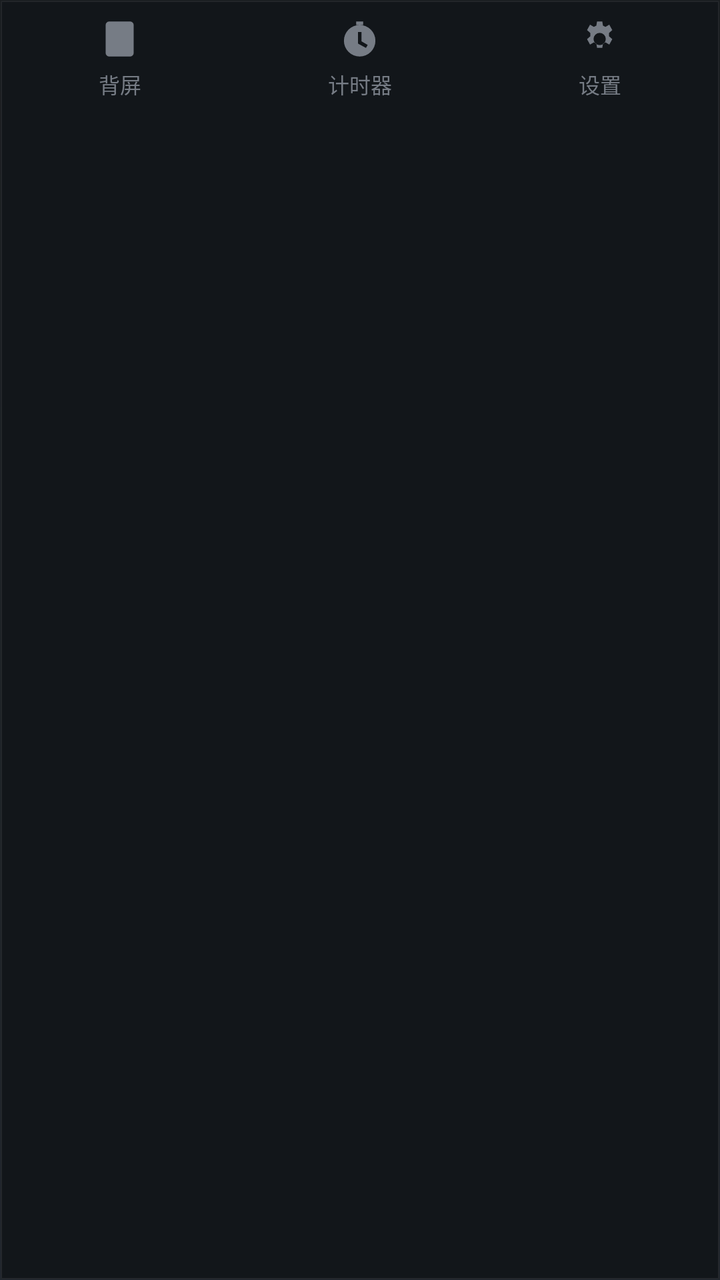
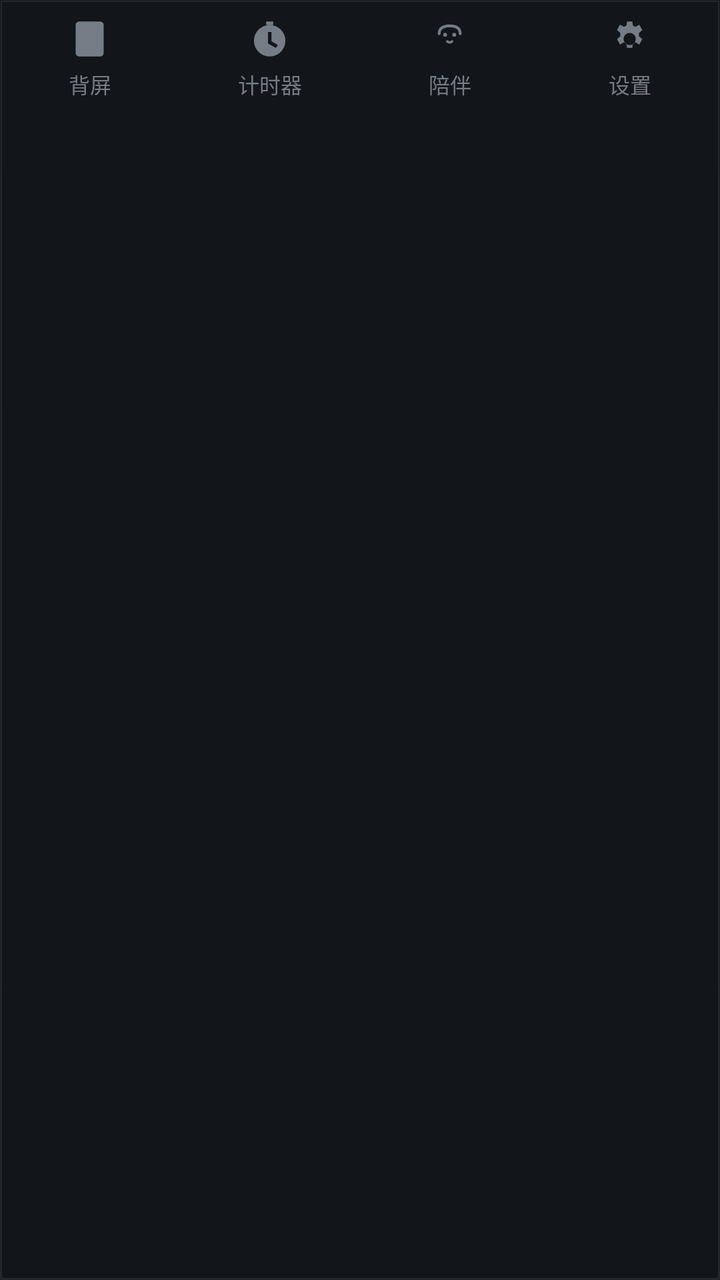

Before-and-after screenshots of an Android layout around one commit, followed by the original layout XML and the change that was made.
<!-- AndroidManifest.xml: application theme Theme.BackScreenGame -->
<!-- res/layout/view_bottom_nav.xml -->
<?xml version="1.0" encoding="utf-8"?>
<LinearLayout xmlns:android="http://schemas.android.com/apk/res/android"
    android:layout_width="match_parent"
    android:layout_height="wrap_content"
    android:orientation="horizontal"
    android:background="@drawable/bg_nav"
    android:minHeight="64dp"
    android:paddingTop="9dp"
    android:paddingBottom="22dp">

    <LinearLayout
        android:id="@+id/nav_back"
        android:layout_width="0dp"
        android:layout_height="wrap_content"
        android:layout_weight="1"
        android:orientation="vertical"
        android:gravity="center"
        android:clickable="true" android:focusable="true">

        <ImageView
            android:id="@+id/nav_back_icon"
            android:layout_width="21dp"
            android:layout_height="21dp"
            android:src="@drawable/ic_nav_screen"
            android:tint="@color/ink4"
            android:contentDescription="背屏" />
        <TextView
            android:id="@+id/nav_back_text"
            android:layout_width="wrap_content"
            android:layout_height="wrap_content"
            android:layout_marginTop="4dp"
            android:text="背屏"
            android:textSize="10.5sp"
            android:textColor="@color/ink4" />
    </LinearLayout>

    <LinearLayout
        android:id="@+id/nav_timer"
        android:layout_width="0dp"
        android:layout_height="wrap_content"
        android:layout_weight="1"
        android:orientation="vertical"
        android:gravity="center"
        android:clickable="true" android:focusable="true">

        <ImageView
            android:id="@+id/nav_timer_icon"
            android:layout_width="21dp"
            android:layout_height="21dp"
            android:src="@drawable/ic_timer"
            android:tint="@color/ink4"
            android:contentDescription="计时器" />
        <TextView
            android:id="@+id/nav_timer_text"
            android:layout_width="wrap_content"
            android:layout_height="wrap_content"
            android:layout_marginTop="4dp"
            android:text="计时器"
            android:textSize="10.5sp"
            android:textColor="@color/ink4" />
    </LinearLayout>

    <LinearLayout
        android:id="@+id/nav_settings"
        android:layout_width="0dp"
        android:layout_height="wrap_content"
        android:layout_weight="1"
        android:orientation="vertical"
        android:gravity="center"
        android:clickable="true" android:focusable="true">

        <ImageView
            android:id="@+id/nav_settings_icon"
            android:layout_width="21dp"
            android:layout_height="21dp"
            android:src="@drawable/ic_nav_gear"
            android:tint="@color/ink4"
            android:contentDescription="设置" />
        <TextView
            android:id="@+id/nav_settings_text"
            android:layout_width="wrap_content"
            android:layout_height="wrap_content"
            android:layout_marginTop="4dp"
            android:text="设置"
            android:textSize="10.5sp"
            android:textColor="@color/ink4" />
    </LinearLayout>
</LinearLayout>
<!-- resources referenced by this layout -->
<resources>
  <color name="ink4">#FF767C85</color>
  <!-- drawable bg_nav (drawable) -->
  <?xml version="1.0" encoding="utf-8"?>
  <shape xmlns:android="http://schemas.android.com/apk/res/android" android:shape="rectangle">
      <solid android:color="#FF12161A" />
      <stroke android:width="1dp" android:color="@color/line" />
  </shape>
  <!-- drawable ic_nav_gear (drawable) -->
  <?xml version="1.0" encoding="utf-8"?>
  <vector xmlns:android="http://schemas.android.com/apk/res/android"
      android:width="24dp" android:height="24dp"
      android:viewportWidth="24" android:viewportHeight="24">
      <path android:fillColor="#FFFFFFFF" android:pathData="M12,8.5 A3.5,3.5 0 1 0 12,15.5 A3.5,3.5 0 1 0 12,8.5 Z M10.5,2 L13.5,2 L13.9,4.4 C14.4,4.6 14.9,4.8 15.3,5.1 L17.5,3.8 L19.2,6.9 L17.3,8.6 C17.4,9.2 17.4,9.8 17.3,10.4 L19.2,12.1 L17.5,15.2 L15.3,13.9 C14.9,14.2 14.4,14.4 13.9,14.6 L13.5,17 L10.5,17 L10.1,14.6 C9.6,14.4 9.1,14.2 8.7,13.9 L6.5,15.2 L4.8,12.1 L6.7,10.4 C6.6,9.8 6.6,9.2 6.7,8.6 L4.8,6.9 L6.5,3.8 L8.7,5.1 C9.1,4.8 9.6,4.6 10.1,4.4 Z" />
  </vector>
  <!-- drawable ic_nav_screen (drawable) -->
  <?xml version="1.0" encoding="utf-8"?>
  <vector xmlns:android="http://schemas.android.com/apk/res/android"
      android:width="24dp" android:height="24dp"
      android:viewportWidth="24" android:viewportHeight="24">
      <path android:fillColor="#FFFFFFFF" android:pathData="M6,2 L18,2 A2,2 0 0 1 20,4 L20,20 A2,2 0 0 1 18,22 L6,22 A2,2 0 0 1 4,20 L4,4 A2,2 0 0 1 6,2 Z M11,18.5 L13,18.5 L13,20 L11,20 Z" />
  </vector>
  <!-- drawable ic_timer (drawable) -->
  <?xml version="1.0" encoding="utf-8"?>
  <vector xmlns:android="http://schemas.android.com/apk/res/android"
      android:width="24dp" android:height="24dp"
      android:viewportWidth="24" android:viewportHeight="24"
      android:tint="?android:attr/textColorPrimary">
      <path android:fillColor="#FFFFFFFF" android:pathData="M12,4a9,9 0 1 0 0,18 9,9 0 0 0 0,-18zM11,8h2v5.3l3.6,2.1 -1,1.7L11,14.6zM10,2h4v2h-4z"/>
  </vector>
  <style name="Theme.BackScreenGame" parent="@android:style/Theme.Material.NoActionBar">
          <item name="android:windowBackground">@drawable/bg_main</item>
          <item name="android:colorAccent">@color/accent</item>
          <item name="android:statusBarColor">@color/bg</item>
          <item name="android:navigationBarColor">@color/bg</item>
          <item name="android:windowLightStatusBar">false</item>
          <item name="android:textColorPrimary">@color/text</item>
      </style>
  <color name="line">#14FFFFFF</color>
  <!-- drawable bg_main (drawable) -->
  <?xml version="1.0" encoding="utf-8"?>
  <shape xmlns:android="http://schemas.android.com/apk/res/android" android:shape="rectangle">
      <gradient android:angle="90" android:startColor="@color/bg_grad_top" android:endColor="@color/bg_grad_bottom"/>
  </shape>
  <color name="accent">#FF35E0B0</color>
  <color name="bg">#FF08090C</color>
  <color name="text">#FFEAF2F5</color>
  <color name="bg_grad_top">#FF0E151C</color>
  <color name="bg_grad_bottom">#FF070A0D</color>
</resources>

<!-- the commit's change to res/layout/view_bottom_nav.xml (unified diff, before → after) -->
@@ -61,6 +61,32 @@
     </LinearLayout>
 
     <LinearLayout
+        android:id="@+id/nav_companion"
+        android:layout_width="0dp"
+        android:layout_height="wrap_content"
+        android:layout_weight="1"
+        android:orientation="vertical"
+        android:gravity="center"
+        android:clickable="true" android:focusable="true">
+
+        <ImageView
+            android:id="@+id/nav_companion_icon"
+            android:layout_width="21dp"
+            android:layout_height="21dp"
+            android:src="@drawable/ic_nomi"
+            android:tint="@color/ink4"
+            android:contentDescription="陪伴" />
+        <TextView
+            android:id="@+id/nav_companion_text"
+            android:layout_width="wrap_content"
+            android:layout_height="wrap_content"
+            android:layout_marginTop="4dp"
+            android:text="陪伴"
+            android:textSize="10.5sp"
+            android:textColor="@color/ink4" />
+    </LinearLayout>
+
+    <LinearLayout
         android:id="@+id/nav_settings"
         android:layout_width="0dp"
         android:layout_height="wrap_content"
<!-- resource entries referenced after the edit -->
@@ -20,6 +20,31 @@
       android:width="24dp" android:height="24dp"
       android:viewportWidth="24" android:viewportHeight="24">
       <path android:fillColor="#FFFFFFFF" android:pathData="M6,2 L18,2 A2,2 0 0 1 20,4 L20,20 A2,2 0 0 1 18,22 L6,22 A2,2 0 0 1 4,20 L4,4 A2,2 0 0 1 6,2 Z M11,18.5 L13,18.5 L13,20 L11,20 Z" />
+  </vector>
+  <!-- drawable ic_nomi (drawable) -->
+  <vector xmlns:android="http://schemas.android.com/apk/res/android"
+      android:width="24dp"
+      android:height="24dp"
+      android:viewportWidth="24"
+      android:viewportHeight="24"
+      android:tint="#FFFFFF">
+      
+      <path
+          android:strokeColor="#FFFFFF"
+          android:strokeWidth="1.6"
+          android:strokeLineCap="round"
+          android:pathData="M6,9 Q6,4.5 12,4.5 Q18,4.5 18,9" />
+      <path
+          android:fillColor="#FFFFFF"
+          android:pathData="M9.4,9.6 m-1.1,0 a1.1,1.1 0 1,0 2.2,0 a1.1,1.1 0 1,0 -2.2,0" />
+      <path
+          android:fillColor="#FFFFFF"
+          android:pathData="M14.6,9.6 m-1.1,0 a1.1,1.1 0 1,0 2.2,0 a1.1,1.1 0 1,0 -2.2,0" />
+      <path
+          android:strokeColor="#FFFFFF"
+          android:strokeWidth="1.4"
+          android:strokeLineCap="round"
+          android:pathData="M10.6,13.4 Q12,14.5 13.4,13.4" />
   </vector>
   <!-- drawable ic_timer (drawable) -->
   <?xml version="1.0" encoding="utf-8"?>
